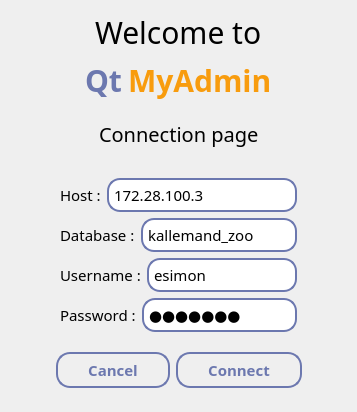
Before: the Qt Designer form connexion.ui in kevinall05/QtMyAdmin_v2, drawn with Qt 5.
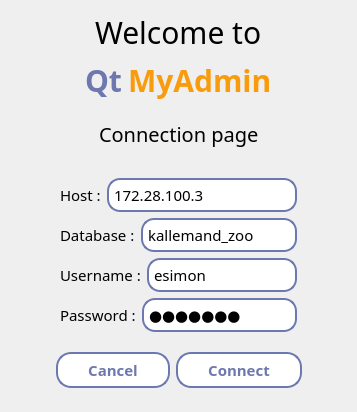
After: the same form once the commit is applied.

Commit message: Ajout du bouton Change database et style sur la addtable.ui

```diff
--- a/connexion.ui
+++ b/connexion.ui
@@ -22,11 +22,11 @@
   <property name="styleSheet">
    <string notr="true">QPushButton {
 border: 2px solid #6c78af; 
-border-radius: 14; 
+border-radius: 15; 
+background: #fff;
 padding: 5px 30px;
 font-weight: 700;
 color: #6c78af;
-transition: all 0.3s;
 }
 QPushButton:hover {
 background:#292929;
```
The commit also changes 3 other files.
